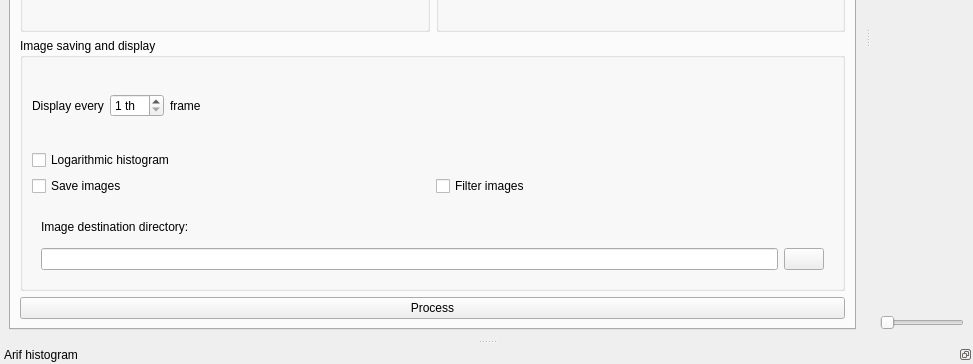
Qt form src/arifmainwindow.ui (AD-Vega/arif) before a commit; both pictures show x 0 to 973 and y 266 to 630 of the 973 by 630 pixel window.
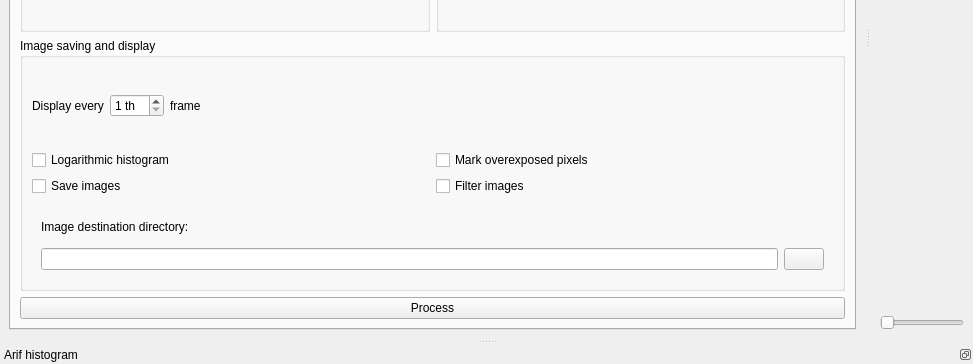
The same form after that commit. Icons and pictures are not drawn. Custom widgets are drawn as their Qt base class.

Commit message: Mark overexposed pixels.

The edit to the form file:
```diff
--- a/src/arifmainwindow.ui
+++ b/src/arifmainwindow.ui
@@ -353,11 +353,22 @@
             </layout>
            </item>
            <item>
+            <layout class="QHBoxLayout" name="horizontalLayout_8">
+             <item>
             <widget class="QCheckBox" name="histogramLogarithmicCheck">
              <property name="text">
               <string>Logarithmic histogram</string>
              </property>
             </widget>
+             </item>
+             <item>
+              <widget class="QCheckBox" name="markClippedCheck">
+               <property name="text">
+                <string>Mark overexposed pixels</string>
+               </property>
+              </widget>
+             </item>
+            </layout>
            </item>
            <item>
             <layout class="QHBoxLayout" name="horizontalLayout_7">
```
Lines whose indentation alone changed are shown as unchanged. The commit also changes 1 other file.
